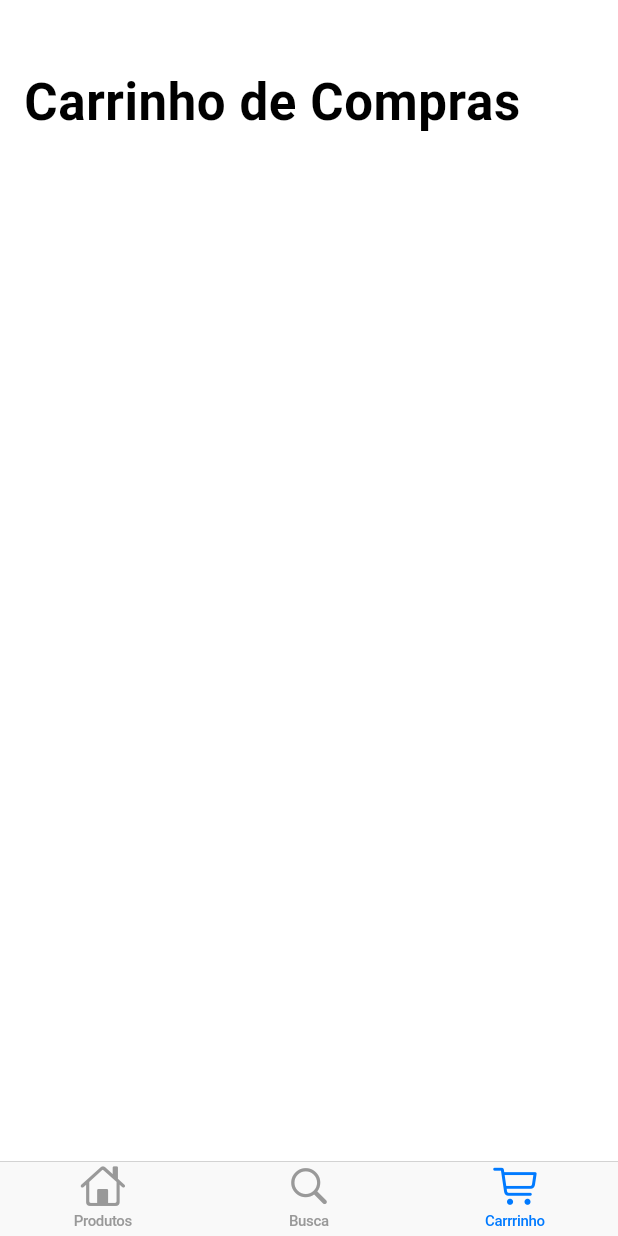
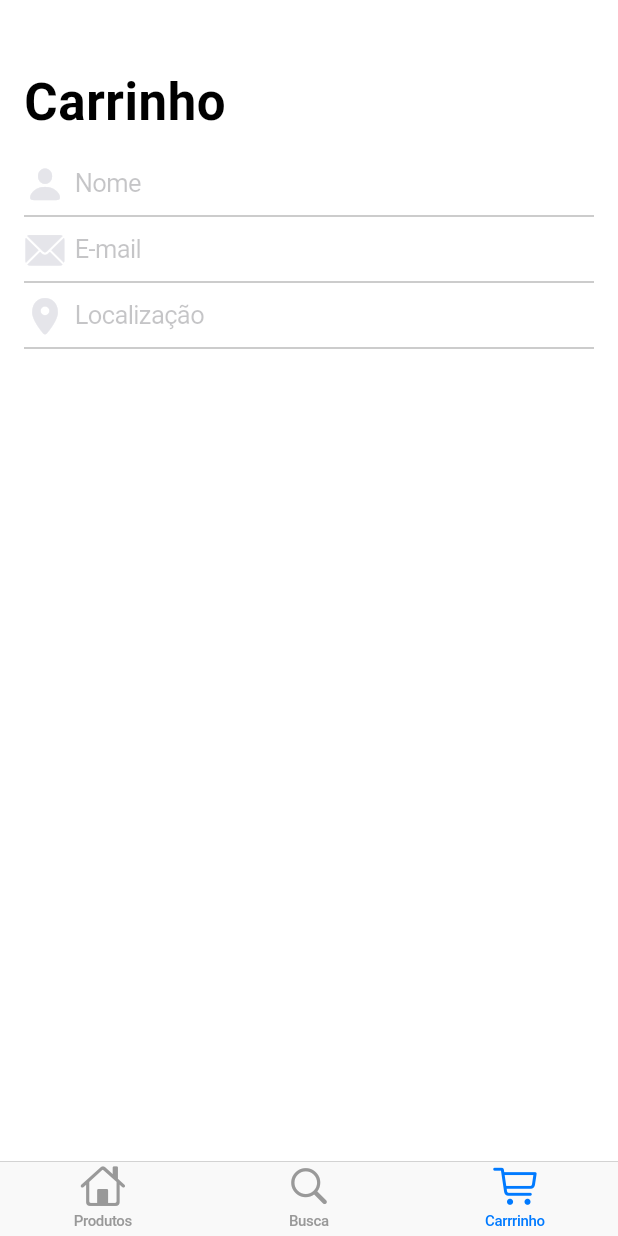
Before and after one commit to euivanw/flutter_codelabs_lab5, a Flutter app: the screen it shows after launch, item 3 of the bottom bar chosen, on a phone screen of 412 x 824 dp. Run offline on Flutter 3.47's test engine with Material 2 defaults, Android fonts, the phone set to English and light mode, and no system bars.

Commit message:
Lab5: Adicionar as informações do cliente

```diff
--- a/lib/carrinho_tab.dart
+++ b/lib/carrinho_tab.dart
@@ -15,14 +15,125 @@ class _CarrinhoTabState extends State<CarrinhoTab> {
   Widget build(BuildContext context) {
     return Consumer<ModeloEstadoApp>(
       builder: (context, model, child) {
-        return const CustomScrollView(
+        return CustomScrollView(
           slivers: <Widget>[
-            CupertinoSliverNavigationBar(
-              largeTitle: Text('Carrinho de Compras'),
+            const CupertinoSliverNavigationBar(
+              largeTitle: Text('Carrinho'),
             ),
+            SliverSafeArea(
+              top: false,
+              minimum: const EdgeInsets.only(top: 4),
+              sliver: SliverList(
+                delegate: _construirFormulario(model),
+              ),
+            )
           ],
         );
       },
     );
   }
+
+  String nome;
+  String email;
+  String localizacao;
+  String pin;
+  DateTime dateTime = DateTime.now();
+
+  Widget _construirCampoNome() {
+    return CupertinoTextField(
+      prefix: const Icon(
+        CupertinoIcons.person_solid,
+        color: CupertinoColors.lightBackgroundGray,
+        size: 28,
+      ),
+      padding: const EdgeInsets.symmetric(horizontal: 6, vertical: 12),
+      clearButtonMode: OverlayVisibilityMode.editing,
+      textCapitalization: TextCapitalization.words,
+      autocorrect: false,
+      decoration: const BoxDecoration(
+        border: Border(
+          bottom: BorderSide(
+            width: 0,
+            color: CupertinoColors.inactiveGray,
+          ),
+        ),
+      ),
+      placeholder: 'Nome',
+      onChanged: (novoNome) {
+        setState(() {
+          nome = novoNome;
+        });
+      },
+    );
+  }
+
+  Widget _construirCampoEmail() {
+    return const CupertinoTextField(
+      prefix: Icon(
+        CupertinoIcons.mail_solid,
+        color: CupertinoColors.lightBackgroundGray,
+        size: 28,
+      ),
+      padding: EdgeInsets.symmetric(horizontal: 6, vertical: 12),
+      clearButtonMode: OverlayVisibilityMode.editing,
+      keyboardType: TextInputType.emailAddress,
+      autocorrect: false,
+      decoration: BoxDecoration(
+        border: Border(
+          bottom: BorderSide(
+            width: 0,
+            color: CupertinoColors.inactiveGray,
+          ),
+        ),
+      ),
+      placeholder: 'E-mail',
+    );
+  }
+
+  Widget _construirCampoLocalizacao() {
+    return const CupertinoTextField(
+      prefix: Icon(
+        CupertinoIcons.location_solid,
+        color: CupertinoColors.lightBackgroundGray,
+        size: 28,
+      ),
+      padding: EdgeInsets.symmetric(horizontal: 6, vertical: 12),
+      clearButtonMode: OverlayVisibilityMode.editing,
+      textCapitalization: TextCapitalization.words,
+      decoration: BoxDecoration(
+        border: Border(
+          bottom: BorderSide(
+            width: 0,
+            color: CupertinoColors.inactiveGray,
+          ),
+        ),
+      ),
+      placeholder: 'Localização',
+    );
+  }
+
+  SliverChildBuilderDelegate _construirFormulario(ModeloEstadoApp modelo) {
+    return SliverChildBuilderDelegate((context, index) {
+      switch (index) {
+        case 0:
+          return Padding(
+            padding: const EdgeInsets.symmetric(horizontal: 16),
+            child: _construirCampoNome(),
+          );
+        case 1:
+          return Padding(
+            padding: const EdgeInsets.symmetric(horizontal: 16),
+            child: _construirCampoEmail(),
+          );
+        case 2:
+          return Padding(
+            padding: const EdgeInsets.symmetric(horizontal: 16),
+            child: _construirCampoLocalizacao(),
+          );
+        default:
+        // Do nothing. For now.
+      }
+      return null;
+    });
+  }
 }
```
